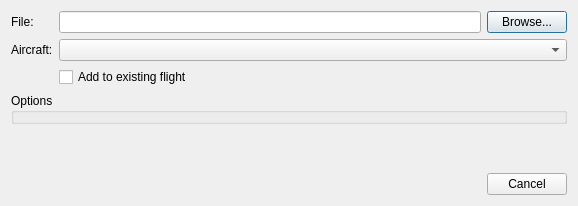
This is src/Widget/src/BasicImportDialog.ui in till213/SkyDolly as Qt 5 draws it before an edit. The edited form follows.
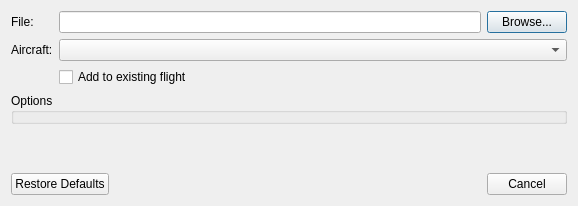
This is the edited form. Custom widgets are drawn as their Qt base class.

Commit message: Only store import aircraft type when accepted

What changed in the file:
```diff
--- a/src/Widget/src/BasicImportDialog.ui
+++ b/src/Widget/src/BasicImportDialog.ui
@@ -89,7 +89,7 @@
       <enum>Qt::Horizontal</enum>
      </property>
      <property name="standardButtons">
-      <set>QDialogButtonBox::Cancel</set>
+      <set>QDialogButtonBox::Cancel|QDialogButtonBox::RestoreDefaults</set>
      </property>
     </widget>
    </item>
```
The commit also changes 2 other files.
